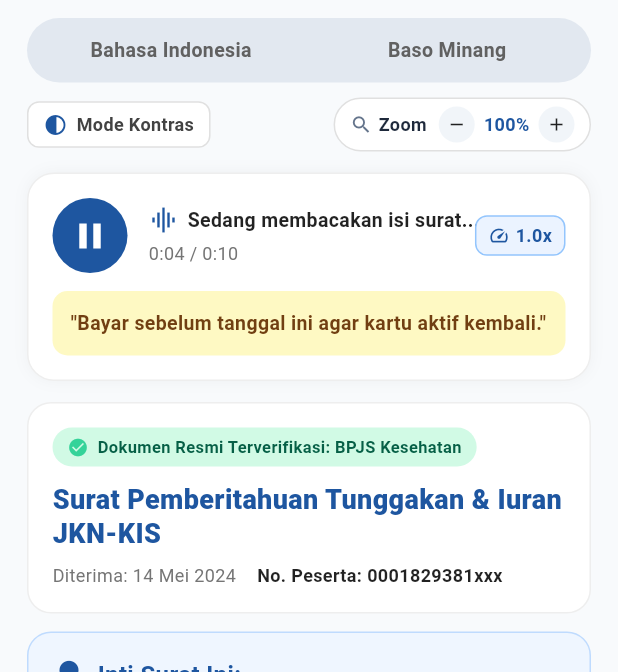
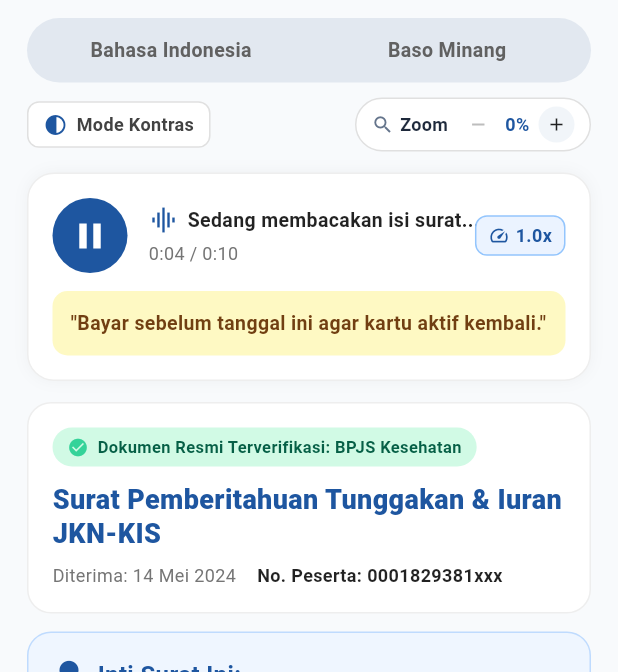
Before and after one commit to mutiaraazzh2708/BACO, a Flutter app: the ResultScreen screen opened directly with empty values, after a tap on the "add" icon, after a tap on the "remove" icon, on a phone screen of 412 x 824 dp, the part 84-756 px from its top. Run offline on Flutter 3.47's test engine with Material 3 defaults, Android fonts, the phone set to English and light mode, and no system bars; our stand-ins replace flutter_image_compress, flutter_tts, image_picker; missing offline and left inert: record.

Commit message:
Ubah rentang zoom teks menjadi ketat 0% - 100% (default 0%, step 10%)

```diff
--- a/mobile/lib/screens/result_screen.dart
+++ b/mobile/lib/screens/result_screen.dart
@@ -25,7 +25,7 @@ class ResultScreen extends StatefulWidget {
 class _ResultScreenState extends State<ResultScreen> {
   final TtsService _ttsService = TtsService();
   late String _currentBahasa;
-  int _zoomPercent = 100;
+  int _zoomPercent = 0; // Rentang 0% s/d 100%
   double _fontScale = 1.0;
   bool _isPlaying = false;
   bool _isHighContrast = false;
@@ -35,21 +35,21 @@ class _ResultScreenState extends State<ResultScreen> {
   int _totalSeconds = 20;
 
   void _zoomIn() {
-    if (_zoomPercent < 140) {
+    if (_zoomPercent < 100) {
       HapticFeedback.selectionClick();
       setState(() {
-        _zoomPercent += 10;
-        _fontScale = _zoomPercent / 100.0;
+        _zoomPercent = (_zoomPercent + 10).clamp(0, 100);
+        _fontScale = 1.0 + (_zoomPercent / 100.0) * 0.30;
       });
     }
   }
 
   void _zoomOut() {
-    if (_zoomPercent > 70) {
+    if (_zoomPercent > 0) {
       HapticFeedback.selectionClick();
       setState(() {
-        _zoomPercent -= 10;
-        _fontScale = _zoomPercent / 100.0;
+        _zoomPercent = (_zoomPercent - 10).clamp(0, 100);
+        _fontScale = 1.0 + (_zoomPercent / 100.0) * 0.30;
       });
     }
   }
@@ -362,13 +362,13 @@ class _ResultScreenState extends State<ResultScreen> {
                         const SizedBox(width: 8),
                         // Tombol −
                         InkWell(
-                          onTap: _zoomPercent > 70 ? _zoomOut : null,
+                          onTap: _zoomPercent > 0 ? _zoomOut : null,
                           borderRadius: BorderRadius.circular(12),
                           child: Container(
                             width: 24,
                             height: 24,
                             decoration: BoxDecoration(
-                              color: _zoomPercent > 70
+                              color: _zoomPercent > 0
                                   ? (_isHighContrast ? const Color(0xFF333333) : const Color(0xFFF1F5F9))
                                   : Colors.transparent,
                               shape: BoxShape.circle,
@@ -377,7 +377,7 @@ class _ResultScreenState extends State<ResultScreen> {
                             child: Icon(
                               Icons.remove,
                               size: 14,
-                              color: _zoomPercent > 70
+                              color: _zoomPercent > 0
                                   ? (_isHighContrast ? Colors.white : Colors.black87)
                                   : Colors.grey[400],
                             ),
@@ -396,13 +396,13 @@ class _ResultScreenState extends State<ResultScreen> {
                         ),
                         // Tombol +
                         InkWell(
-                          onTap: _zoomPercent < 140 ? _zoomIn : null,
+                          onTap: _zoomPercent < 100 ? _zoomIn : null,
                           borderRadius: BorderRadius.circular(12),
                           child: Container(
                             width: 24,
                             height: 24,
                             decoration: BoxDecoration(
-                              color: _zoomPercent < 140
+                              color: _zoomPercent < 100
                                   ? (_isHighContrast ? const Color(0xFF333333) : const Color(0xFFF1F5F9))
                                   : Colors.transparent,
                               shape: BoxShape.circle,
@@ -411,7 +411,7 @@ class _ResultScreenState extends State<ResultScreen> {
                             child: Icon(
                               Icons.add,
                               size: 14,
-                              color: _zoomPercent < 140
+                              color: _zoomPercent < 100
                                   ? (_isHighContrast ? Colors.white : Colors.black87)
                                   : Colors.grey[400],
                             ),
```
Also changed, not shown: mobile/lib/screens/home_screen.dart (+13 -13 lines).
